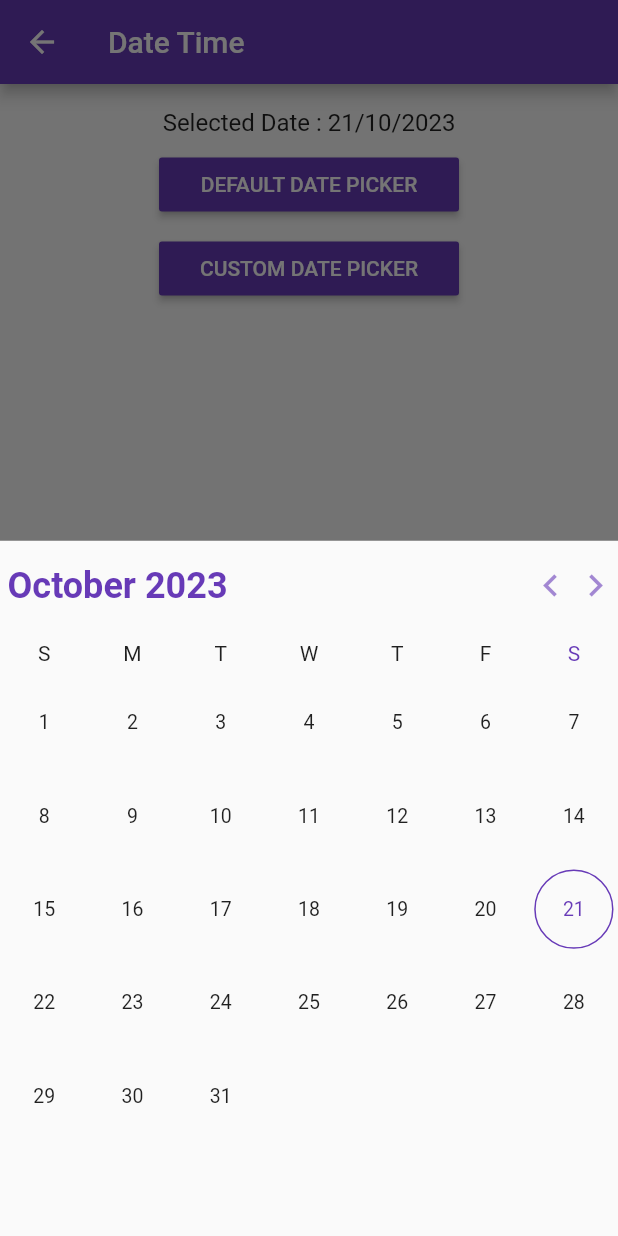
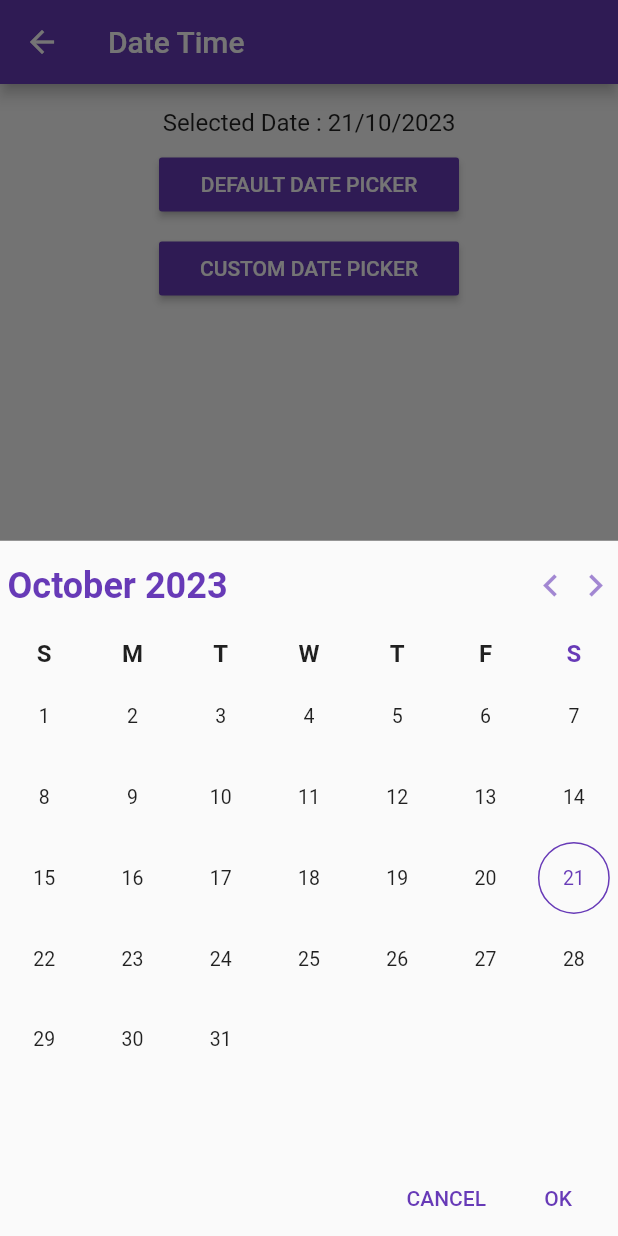
Before and after one commit to yoesuv/Flutter-Picker-Permission, a Flutter app: the DateTimeScreen screen opened by its route, after a tap on "CUSTOM DATE PICKER", on a phone screen of 412 x 824 dp. Run offline on Flutter 3.47's test engine with Material 2 defaults, Android fonts, the phone set to English and light mode, and no system bars; drawn by our look-alikes of syncfusion_flutter_datepicker; our stand-ins replace device_info_plus, dio, equatable, file_picker, flutter_bloc, flutter_local_notifications and 4 more; missing offline and left inert: app_settings, flutter_downloader, pausable_timer, record.

Commit message:
:art: update style

```diff
--- a/lib/src/module/datetime/date_time_screen.dart
+++ b/lib/src/module/datetime/date_time_screen.dart
@@ -108,10 +108,25 @@ class _DateTimeScreenState extends State<DateTimeScreen> {
                     fontWeight: FontWeight.bold,
                   ),
                 ),
+                monthViewSettings: const DateRangePickerMonthViewSettings(
+                  viewHeaderStyle: DateRangePickerViewHeaderStyle(
+                    textStyle: TextStyle(
+                      fontSize: 16,
+                      fontWeight: FontWeight.bold,
+                    )
+                  )
+                ),
                 selectionMode: DateRangePickerSelectionMode.single,
                 showNavigationArrow: true,
-                onSelectionChanged: (args) {
-                  final theDate = args.value as DateTime;
+                showActionButtons: true,
+                selectionRadius: 20,
+                selectionTextStyle: const TextStyle(
+                  color: Colors.white,
+                  fontWeight: FontWeight.bold,
+                ),
+                onCancel: () => Navigator.pop(context),
+                onSubmit: (value) {
+                  final theDate = value as DateTime;
                   _bloc?.add(DateTimeSetDateEvent(dateTime: theDate));
                   Navigator.pop(context);
                 },
```
